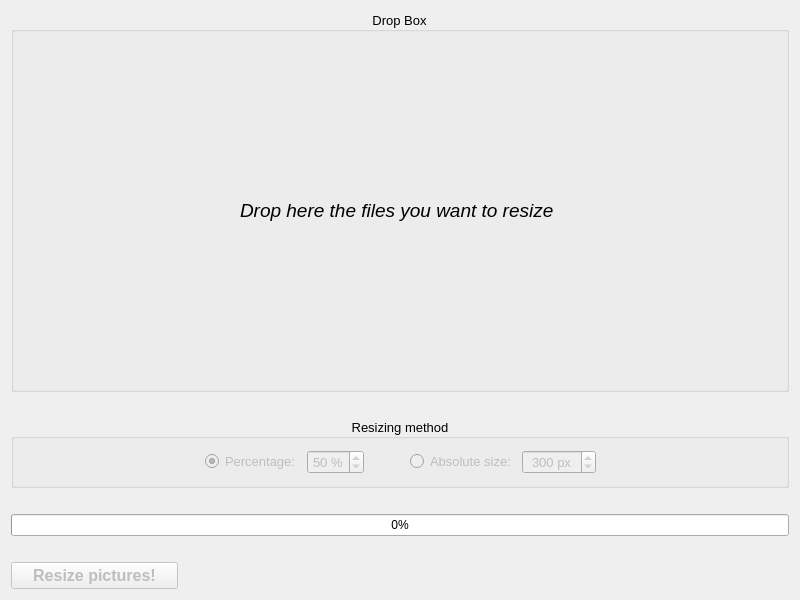
Above: MainWindow.ui from Folco68/PicRes before the change. Below: the same form after it.
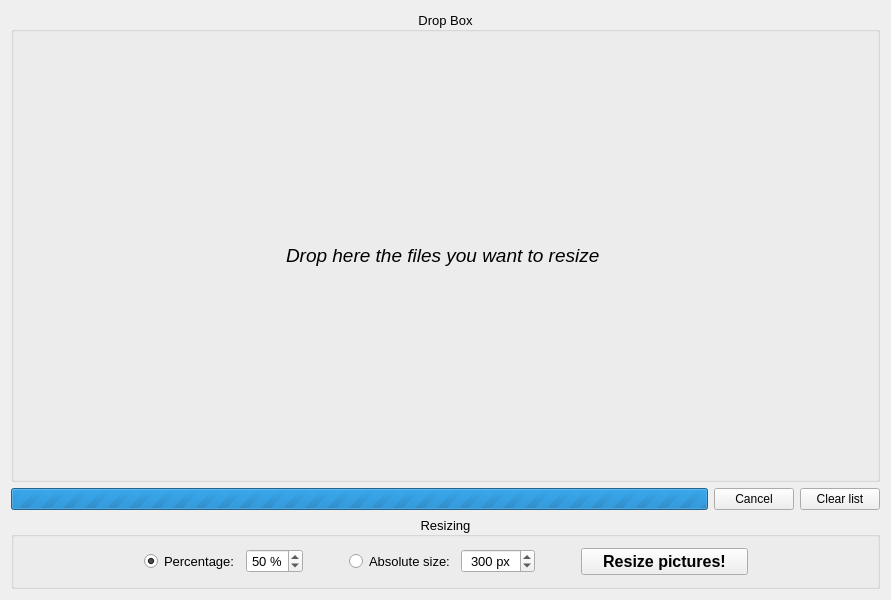
That is the form after the change. Custom widgets are drawn as their Qt base class.

Diff of the .ui file:
```diff
--- a/MainWindow.ui
+++ b/MainWindow.ui
@@ -6,7 +6,7 @@
    <rect>
     <x>0</x>
     <y>0</y>
-    <width>800</width>
+    <width>891</width>
     <height>600</height>
    </rect>
   </property>
@@ -61,20 +61,38 @@
      </widget>
     </item>
     <item>
-     <spacer name="VSpacerBox1">
-      <property name="orientation">
-       <enum>Qt::Vertical</enum>
-      </property>
-      <property name="sizeType">
-       <enum>QSizePolicy::Fixed</enum>
-      </property>
-      <property name="sizeHint" stdset="0">
-       <size>
-        <width>20</width>
-        <height>20</height>
-       </size>
-      </property>
-     </spacer>
+     <layout class="QHBoxLayout" name="HLayoutClear">
+      <item>
+       <widget class="QProgressBar" name="ProgressBar">
+        <property name="enabled">
+         <bool>true</bool>
+        </property>
+        <property name="maximum">
+         <number>0</number>
+        </property>
+       </widget>
+      </item>
+      <item>
+       <widget class="QPushButton" name="ButtonCancel">
+        <property name="text">
+         <string>Cancel</string>
+        </property>
+       </widget>
+      </item>
+      <item>
+       <widget class="QPushButton" name="ButtonClearList">
+        <property name="sizePolicy">
+         <sizepolicy hsizetype="Fixed" vsizetype="Fixed">
+          <horstretch>0</horstretch>
+          <verstretch>0</verstretch>
+         </sizepolicy>
+        </property>
+        <property name="text">
+         <string>Clear list</string>
+        </property>
+       </widget>
+      </item>
+     </layout>
     </item>
     <item>
      <widget class="QGroupBox" name="BoxResizingMethod">
@@ -90,7 +108,7 @@
        </font>
       </property>
       <property name="title">
-       <string>Resizing method</string>
+       <string>Resizing</string>
       </property>
       <property name="alignment">
        <set>Qt::AlignCenter</set>
@@ -113,9 +131,6 @@
         <layout class="QHBoxLayout" name="HLayoutPercentage">
          <item>
           <widget class="QRadioButton" name="RadioPercentage">
-           <property name="enabled">
-            <bool>false</bool>
-           </property>
            <property name="text">
             <string>Percentage:</string>
            </property>
@@ -129,9 +144,6 @@
          </item>
          <item>
           <widget class="QSpinBox" name="SpinboxPercentage">
-           <property name="enabled">
-            <bool>false</bool>
-           </property>
            <property name="sizePolicy">
             <sizepolicy hsizetype="Fixed" vsizetype="Fixed">
              <horstretch>0</horstretch>
@@ -177,9 +189,6 @@
         <layout class="QHBoxLayout" name="HLayoutAbsoluteSize">
          <item>
           <widget class="QRadioButton" name="RadioAbsoluteSize">
-           <property name="enabled">
-            <bool>false</bool>
-           </property>
            <property name="text">
             <string>Absolute size:</string>
            </property>
@@ -190,9 +199,6 @@
          </item>
          <item>
           <widget class="QSpinBox" name="SpinboxAbsoluteSize">
-           <property name="enabled">
-            <bool>false</bool>
-           </property>
            <property name="sizePolicy">
             <sizepolicy hsizetype="Fixed" vsizetype="Fixed">
              <horstretch>0</horstretch>
@@ -222,58 +228,16 @@
         </layout>
        </item>
        <item>
-        <spacer name="HSpacerResizing3">
+        <spacer name="horizontalSpacer">
          <property name="orientation">
           <enum>Qt::Horizontal</enum>
          </property>
-         <property name="sizeHint" stdset="0">
-          <size>
-           <width>109</width>
-           <height>20</height>
-          </size>
-         </property>
-        </spacer>
-       </item>
-      </layout>
-     </widget>
-    </item>
-    <item>
-     <spacer name="VSpacerBox2">
-      <property name="orientation">
-       <enum>Qt::Vertical</enum>
-      </property>
       <property name="sizeType">
        <enum>QSizePolicy::Fixed</enum>
       </property>
       <property name="sizeHint" stdset="0">
        <size>
-        <width>20</width>
-        <height>20</height>
-       </size>
-      </property>
-     </spacer>
-    </item>
-    <item>
-     <widget class="QProgressBar" name="ProgressBar">
-      <property name="enabled">
-       <bool>true</bool>
-      </property>
-      <property name="value">
-       <number>0</number>
-      </property>
-     </widget>
-    </item>
-    <item>
-     <spacer name="verticalSpacer">
-      <property name="orientation">
-       <enum>Qt::Vertical</enum>
-      </property>
-      <property name="sizeType">
-       <enum>QSizePolicy::Fixed</enum>
-      </property>
-      <property name="sizeHint" stdset="0">
-       <size>
-        <width>20</width>
+           <width>40</width>
         <height>20</height>
        </size>
       </property>
@@ -281,9 +245,6 @@
     </item>
     <item>
      <widget class="QPushButton" name="ButtonResize">
-      <property name="enabled">
-       <bool>false</bool>
-      </property>
       <property name="sizePolicy">
        <sizepolicy hsizetype="Fixed" vsizetype="Fixed">
         <horstretch>0</horstretch>
@@ -300,6 +261,22 @@
       <property name="text">
        <string>    Resize pictures!    </string>
       </property>
+        </widget>
+       </item>
+       <item>
+        <spacer name="HSpacerResizing3">
+         <property name="orientation">
+          <enum>Qt::Horizontal</enum>
+         </property>
+         <property name="sizeHint" stdset="0">
+          <size>
+           <width>109</width>
+           <height>20</height>
+          </size>
+         </property>
+        </spacer>
+       </item>
+      </layout>
      </widget>
     </item>
    </layout>
```
Left out of the diff: 2 changed lines with no effect on the pictures. Lines whose indentation alone changed are shown as unchanged.
